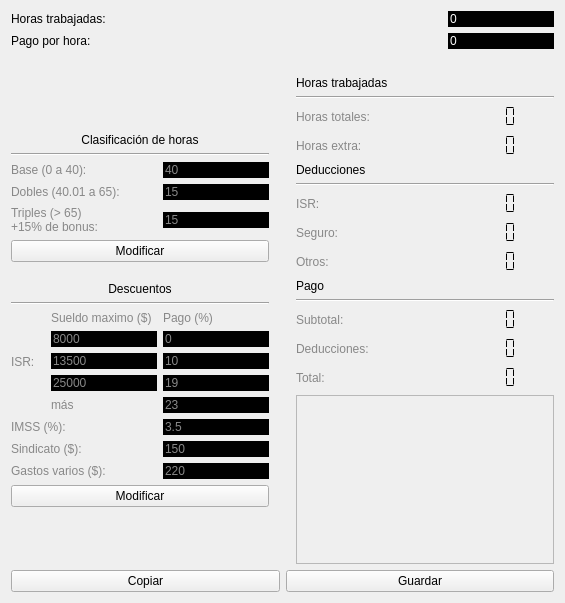
adnksharp/pySide6-nomina, file form.ui: the form before one commit.
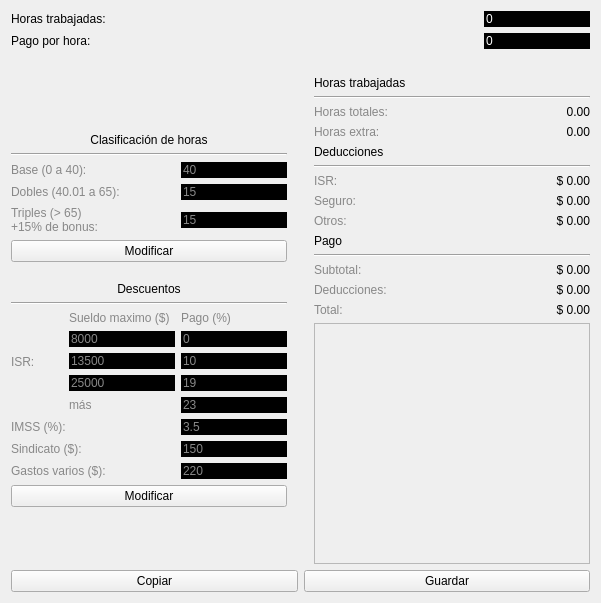
The form after the commit.

The edit to the form file:
```diff
--- a/form.ui
+++ b/form.ui
@@ -6,7 +6,7 @@
    <rect>
     <x>0</x>
     <y>0</y>
-    <width>565</width>
+    <width>601</width>
     <height>603</height>
    </rect>
   </property>
@@ -826,21 +826,15 @@
               </widget>
              </item>
              <item>
-              <widget class="QLCDNumber" name="hTotal">
-               <property name="sizePolicy">
-                <sizepolicy hsizetype="Minimum" vsizetype="Maximum">
-                 <horstretch>0</horstretch>
-                 <verstretch>0</verstretch>
-                </sizepolicy>
+              <widget class="QLabel" name="hTotal">
+               <property name="styleSheet">
+                <string notr="true">font: 10pt &quot;JetBrainsMono Nerd Font&quot;;</string>
                </property>
-               <property name="cursor">
-                <cursorShape>PointingHandCursor</cursorShape>
+               <property name="text">
+                <string>0.00</string>
                </property>
-               <property name="frameShape">
-                <enum>QFrame::Shape::NoFrame</enum>
-               </property>
-               <property name="segmentStyle">
-                <enum>QLCDNumber::SegmentStyle::Flat</enum>
+               <property name="alignment">
+                <set>Qt::AlignmentFlag::AlignRight|Qt::AlignmentFlag::AlignTrailing|Qt::AlignmentFlag::AlignVCenter</set>
                </property>
               </widget>
              </item>
@@ -859,21 +853,15 @@
               </widget>
              </item>
              <item>
-              <widget class="QLCDNumber" name="hExtra">
-               <property name="sizePolicy">
-                <sizepolicy hsizetype="Minimum" vsizetype="Maximum">
-                 <horstretch>0</horstretch>
-                 <verstretch>0</verstretch>
-                </sizepolicy>
+              <widget class="QLabel" name="hExtra">
+               <property name="styleSheet">
+                <string notr="true">font: 10pt &quot;JetBrainsMono Nerd Font&quot;;</string>
                </property>
-               <property name="cursor">
-                <cursorShape>PointingHandCursor</cursorShape>
+               <property name="text">
+                <string>0.00</string>
                </property>
-               <property name="frameShape">
-                <enum>QFrame::Shape::NoFrame</enum>
-               </property>
-               <property name="segmentStyle">
-                <enum>QLCDNumber::SegmentStyle::Flat</enum>
+               <property name="alignment">
+                <set>Qt::AlignmentFlag::AlignRight|Qt::AlignmentFlag::AlignTrailing|Qt::AlignmentFlag::AlignVCenter</set>
                </property>
               </widget>
              </item>
@@ -910,21 +898,15 @@
               </widget>
              </item>
              <item>
-              <widget class="QLCDNumber" name="dISR">
-               <property name="sizePolicy">
-                <sizepolicy hsizetype="Minimum" vsizetype="Maximum">
-                 <horstretch>0</horstretch>
-                 <verstretch>0</verstretch>
-                </sizepolicy>
+              <widget class="QLabel" name="dISR">
+               <property name="styleSheet">
+                <string notr="true">font: 10pt &quot;JetBrainsMono Nerd Font&quot;;</string>
                </property>
-               <property name="cursor">
-                <cursorShape>PointingHandCursor</cursorShape>
+               <property name="text">
+                <string>$ 0.00</string>
                </property>
-               <property name="frameShape">
-                <enum>QFrame::Shape::NoFrame</enum>
-               </property>
-               <property name="segmentStyle">
-                <enum>QLCDNumber::SegmentStyle::Flat</enum>
+               <property name="alignment">
+                <set>Qt::AlignmentFlag::AlignRight|Qt::AlignmentFlag::AlignTrailing|Qt::AlignmentFlag::AlignVCenter</set>
                </property>
               </widget>
              </item>
@@ -943,21 +925,15 @@
               </widget>
              </item>
              <item>
-              <widget class="QLCDNumber" name="dIMSS">
-               <property name="sizePolicy">
-                <sizepolicy hsizetype="Minimum" vsizetype="Maximum">
-                 <horstretch>0</horstretch>
-                 <verstretch>0</verstretch>
-                </sizepolicy>
+              <widget class="QLabel" name="dIMSS">
+               <property name="styleSheet">
+                <string notr="true">font: 10pt &quot;JetBrainsMono Nerd Font&quot;;</string>
                </property>
-               <property name="cursor">
-                <cursorShape>PointingHandCursor</cursorShape>
+               <property name="text">
+                <string>$ 0.00</string>
                </property>
-               <property name="frameShape">
-                <enum>QFrame::Shape::NoFrame</enum>
-               </property>
-               <property name="segmentStyle">
-                <enum>QLCDNumber::SegmentStyle::Flat</enum>
+               <property name="alignment">
+                <set>Qt::AlignmentFlag::AlignRight|Qt::AlignmentFlag::AlignTrailing|Qt::AlignmentFlag::AlignVCenter</set>
                </property>
               </widget>
              </item>
@@ -976,21 +952,15 @@
               </widget>
              </item>
              <item>
-              <widget class="QLCDNumber" name="dMore">
-               <property name="sizePolicy">
-                <sizepolicy hsizetype="Minimum" vsizetype="Maximum">
-                 <horstretch>0</horstretch>
-                 <verstretch>0</verstretch>
-                </sizepolicy>
+              <widget class="QLabel" name="dMore">
+               <property name="styleSheet">
+                <string notr="true">font: 10pt &quot;JetBrainsMono Nerd Font&quot;;</string>
                </property>
-               <property name="cursor">
-                <cursorShape>PointingHandCursor</cursorShape>
+               <property name="text">
+                <string>$ 0.00</string>
                </property>
-               <property name="frameShape">
-                <enum>QFrame::Shape::NoFrame</enum>
-               </property>
-               <property name="segmentStyle">
-                <enum>QLCDNumber::SegmentStyle::Flat</enum>
+               <property name="alignment">
+                <set>Qt::AlignmentFlag::AlignRight|Qt::AlignmentFlag::AlignTrailing|Qt::AlignmentFlag::AlignVCenter</set>
                </property>
               </widget>
              </item>
@@ -1027,21 +997,15 @@
               </widget>
              </item>
              <item>
-              <widget class="QLCDNumber" name="sTotal">
-               <property name="sizePolicy">
-                <sizepolicy hsizetype="Minimum" vsizetype="Maximum">
-                 <horstretch>0</horstretch>
-                 <verstretch>0</verstretch>
-                </sizepolicy>
+              <widget class="QLabel" name="sTotal">
+               <property name="styleSheet">
+                <string notr="true">font: 10pt &quot;JetBrainsMono Nerd Font&quot;;</string>
                </property>
-               <property name="cursor">
-                <cursorShape>PointingHandCursor</cursorShape>
+               <property name="text">
+                <string>$ 0.00</string>
                </property>
-               <property name="frameShape">
-                <enum>QFrame::Shape::NoFrame</enum>
-               </property>
-               <property name="segmentStyle">
-                <enum>QLCDNumber::SegmentStyle::Flat</enum>
+               <property name="alignment">
+                <set>Qt::AlignmentFlag::AlignRight|Qt::AlignmentFlag::AlignTrailing|Qt::AlignmentFlag::AlignVCenter</set>
                </property>
               </widget>
              </item>
@@ -1060,21 +1024,15 @@
               </widget>
              </item>
              <item>
-              <widget class="QLCDNumber" name="aDeductions">
-               <property name="sizePolicy">
-                <sizepolicy hsizetype="Minimum" vsizetype="Maximum">
-                 <horstretch>0</horstretch>
-                 <verstretch>0</verstretch>
-                </sizepolicy>
+              <widget class="QLabel" name="aDeductions">
+               <property name="styleSheet">
+                <string notr="true">font: 10pt &quot;JetBrainsMono Nerd Font&quot;;</string>
                </property>
-               <property name="cursor">
-                <cursorShape>PointingHandCursor</cursorShape>
+               <property name="text">
+                <string>$ 0.00</string>
                </property>
-               <property name="frameShape">
-                <enum>QFrame::Shape::NoFrame</enum>
-               </property>
-               <property name="segmentStyle">
-                <enum>QLCDNumber::SegmentStyle::Flat</enum>
+               <property name="alignment">
+                <set>Qt::AlignmentFlag::AlignRight|Qt::AlignmentFlag::AlignTrailing|Qt::AlignmentFlag::AlignVCenter</set>
                </property>
               </widget>
              </item>
@@ -1093,21 +1051,15 @@
               </widget>
              </item>
              <item>
-              <widget class="QLCDNumber" name="final_2">
-               <property name="sizePolicy">
-                <sizepolicy hsizetype="Minimum" vsizetype="Maximum">
-                 <horstretch>0</horstretch>
-                 <verstretch>0</verstretch>
-                </sizepolicy>
+              <widget class="QLabel" name="final_2">
+               <property name="styleSheet">
+                <string notr="true">font: 10pt &quot;JetBrainsMono Nerd Font&quot;;</string>
                </property>
-               <property name="cursor">
-                <cursorShape>PointingHandCursor</cursorShape>
+               <property name="text">
+                <string>$ 0.00</string>
                </property>
-               <property name="frameShape">
-                <enum>QFrame::Shape::NoFrame</enum>
-               </property>
-               <property name="segmentStyle">
-                <enum>QLCDNumber::SegmentStyle::Flat</enum>
+               <property name="alignment">
+                <set>Qt::AlignmentFlag::AlignRight|Qt::AlignmentFlag::AlignTrailing|Qt::AlignmentFlag::AlignVCenter</set>
                </property>
               </widget>
              </item>
```
